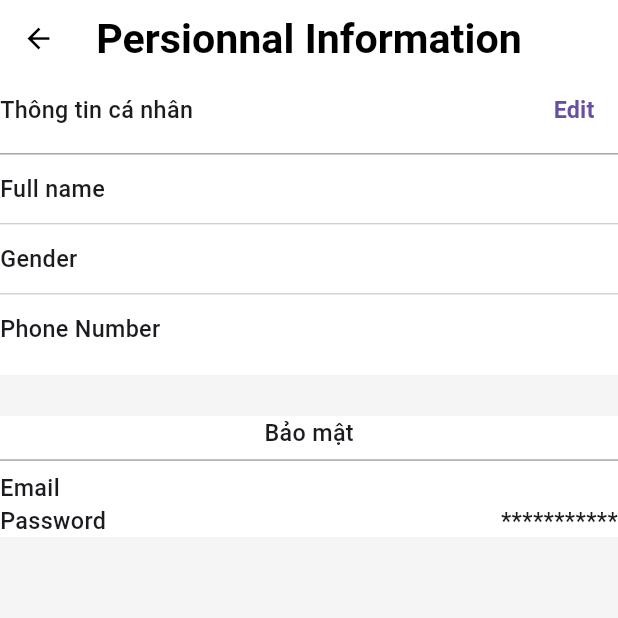
After one commit to BlueSkyy07/TravelApp, a Flutter app: the DetailprofilePage screen opened directly, on a phone screen of 412 x 824 dp, the top half of it. The commit adds this screen. Run offline on Flutter 3.47's test engine with Material 3 defaults, Android fonts, the phone set to English and light mode, and no system bars; our stand-ins replace connectivity_plus, convex_bottom_bar, firebase_auth, firebase_core, flutter_cache_manager, flutter_rating_bar and 7 more; missing offline and left inert: dart:ffi, date_picker_plus, insta_image_viewer; accounts and stored records are empty; network calls fail.

Commit message:
update detail account

```diff
--- a/lib/core/utils/app_account_controller.dart
+++ b/lib/core/utils/app_account_controller.dart
@@ -21,6 +21,9 @@ class AccountController extends GetxController {
   RxString sex = ''.obs;
   RxString phonenumber = ''.obs;
   RxBool checkreg = false.obs;
+  RxBool checkEditInf = false.obs;
+  RxBool checkEditSec = false.obs;
+
   var schedule = <Schedule>[].obs;
   var favorite = <String>[].obs;
   // var schedule = Schedule(
@@ -30,7 +33,6 @@ class AccountController extends GetxController {
   @override
   void onInit() {
     super.onInit();
-
     getAccounts();
   }
 
@@ -69,6 +71,15 @@ class AccountController extends GetxController {
     print(checklogin.value);
   }
 
+  void ChangeInf() {
+    checkEditInf.value = !checkEditInf.value;
+    // print(checklogin.value);
+  }
+
+  // }void ChangeLogin() {
+  //   checklogin.value = true;
+  //   print(checklogin.value);
+  // }
   void changeReg() {
     checkreg.value = !checkreg.value;
     print("checkreg: ${checkreg.value}");
--- a/lib/core/values/colors.dart
+++ b/lib/core/values/colors.dart
@@ -97,3 +97,4 @@ const kCategoriesColors = [
 ];
 const fsearch = Color(0xFFEFF3FA);
 const lich = Color(0xFFF7CA08);
+const bgfull = Color(0xFFFFDF8D9);
--- /dev/null
+++ b/lib/pages/detail_profile_page.dart
@@ -0,0 +1,183 @@
+import 'package:exam/core/utils/app_account_controller.dart';
+import 'package:exam/core/values/colors.dart';
+import 'package:flutter/material.dart';
+import 'package:get/get.dart';
+
+class DetailprofilePage extends StatelessWidget {
+  DetailprofilePage({super.key});
+
+  final AccountController accountController = Get.put(AccountController());
+  final _fullnameController = TextEditingController();
+  final _genderController = TextEditingController();
+  final _phonenumberController = TextEditingController();
+
+  @override
+  Widget build(BuildContext context) {
+    return Scaffold(
+      backgroundColor: kPrimaryFullBgColor,
+      appBar: AppBar(
+        title: Text(
+          "Persionnal Information",
+          style: TextStyle(fontSize: 30, fontWeight: FontWeight.bold),
+        ),
+      ),
+      body: Obx(() => Center(
+            child: Column(
+              children: [
+                Container(
+                  color: Colors.white,
+                  child: Column(
+                    children: [
+                      Container(
+                        child: Row(
+                          mainAxisAlignment: MainAxisAlignment.spaceBetween,
+                          children: [
+                            Text('Thông tin cá nhân'),
+                            accountController.checkEditInf.value == false
+                                ? TextButton(
+                                    onPressed: () async {
+                                      accountController.ChangeInf();
+                                      print(
+                                          '${accountController.checkEditInf}');
+                                    },
+                                    child: Text('Edit'))
+                                : TextButton(
+                                    onPressed: () async {
+                                      accountController.ChangeInf();
+                                      // Update the fullname, gender, and phonenumber in the controller with the values from the text fields
+                                      accountController.username.value =
+                                          _fullnameController.text;
+                                      accountController.sex.value =
+                                          _genderController.text;
+                                      accountController.phonenumber.value =
+                                          _phonenumberController.text;
+                                      print(
+                                          '${accountController.checkEditInf}');
+                                    },
+                                    child: Text('Save'))
+                          ],
+                        ),
+                      ),
+                      Divider(
+                        color: Colors.grey,
+                        thickness: 1,
+                      ),
+                      Container(
+                        height: 35,
+                        child: Row(
+                          mainAxisAlignment: MainAxisAlignment.spaceBetween,
+                          children: [
+                            Text('Full name'),
+                            accountController.checkEditInf.value == false
+                                ? Text('${accountController.username}')
+                                : Container(
+                                    width:
+                                        200, // You can adjust the width as per your layout requirements
+                                    child: TextField(
+                                      controller: _fullnameController
+                                        ..text =
+                                            accountController.username.value,
+                                      decoration: InputDecoration(
+                                        hintText: 'Enter full name',
+                                      ),
+                                    ),
+                                  ),
+                          ],
+                        ),
+                      ),
+                      Divider(
+                        color: Colors.grey,
+                        thickness: 0.5,
+                      ),
+                      Container(
+                        height: 35,
+                        child: Row(
+                          mainAxisAlignment: MainAxisAlignment.spaceBetween,
+                          children: [
+                            Text('Gender'),
+                            accountController.checkEditInf.value == false
+                                ? Text('${accountController.sex}')
+                                : Container(
+                                    width: 200,
+                                    child: TextField(
+                                      controller: _genderController
+                                        ..text = accountController.sex.value,
+                                      decoration: InputDecoration(
+                                        hintText: 'Enter gender',
+                                      ),
+                                    ),
+                                  ),
+                          ],
+                        ),
+                      ),
+                      Divider(
+                        color: Colors.grey,
+                        thickness: 0.5,
+                      ),
+                      Container(
+                        height: 35,
+                        child: Row(
+                          mainAxisAlignment: MainAxisAlignment.spaceBetween,
+                          children: [
+                            Text('Phone Number'),
+                            accountController.checkEditInf.value == false
+                                ? Text('${accountController.phonenumber}')
+                                : Container(
+                                    width: 200,
+                                    child: TextField(
+                                      controller: _phonenumberController
+                                        ..text =
+                                            accountController.phonenumber.value,
+                                      decoration: InputDecoration(
+                                        hintText: 'Enter phone number',
+                                      ),
+                                    ),
+                                  ),
+                          ],
+                        ),
+                      ),
+                      Divider(
+                        color: Colors.white,
+                        thickness: 0.5,
+                      ),
+                    ],
+                  ),
+                ),
+                SizedBox(
+                  height: 30,
+                ),
+                Container(
+                  color: Colors.white,
+                  child: Column(
+                    children: [
+                      Container(
+                        child: Text('Bảo mật'),
+                      ),
+                      Divider(
+                        color: Colors.grey,
+                        thickness: 1,
+                      ),
+                      Container(
+                        child: Row(
+                          mainAxisAlignment: MainAxisAlignment.spaceBetween,
+                          children: [
+                            Text('Email'),
+                            Text('${accountController.email}')
+                          ],
+                        ),
+                      ),
+                      Container(
+                        child: Row(
+                          mainAxisAlignment: MainAxisAlignment.spaceBetween,
+                          children: [Text('Password'), Text('***********')],
+                        ),
+                      ),
+                    ],
+                  ),
+                )
+              ],
+            ),
+          )),
+    );
+  }
+}
--- a/lib/pages/profileuser_page.dart
+++ b/lib/pages/profileuser_page.dart
@@ -1,4 +1,5 @@
 import 'package:exam/core/utils/app_account_controller.dart';
+import 'package:exam/pages/detail_profile_page.dart';
 import 'package:firebase_auth/firebase_auth.dart';
 import 'package:flutter/foundation.dart';
 import 'package:flutter/material.dart';
@@ -42,6 +43,7 @@ class ProfileUser extends StatelessWidget {
               ),
               InkWell(
                 onTap: () {
+                  Get.to(DetailprofilePage());
                   print('object');
                 },
                 child: Container(
```
